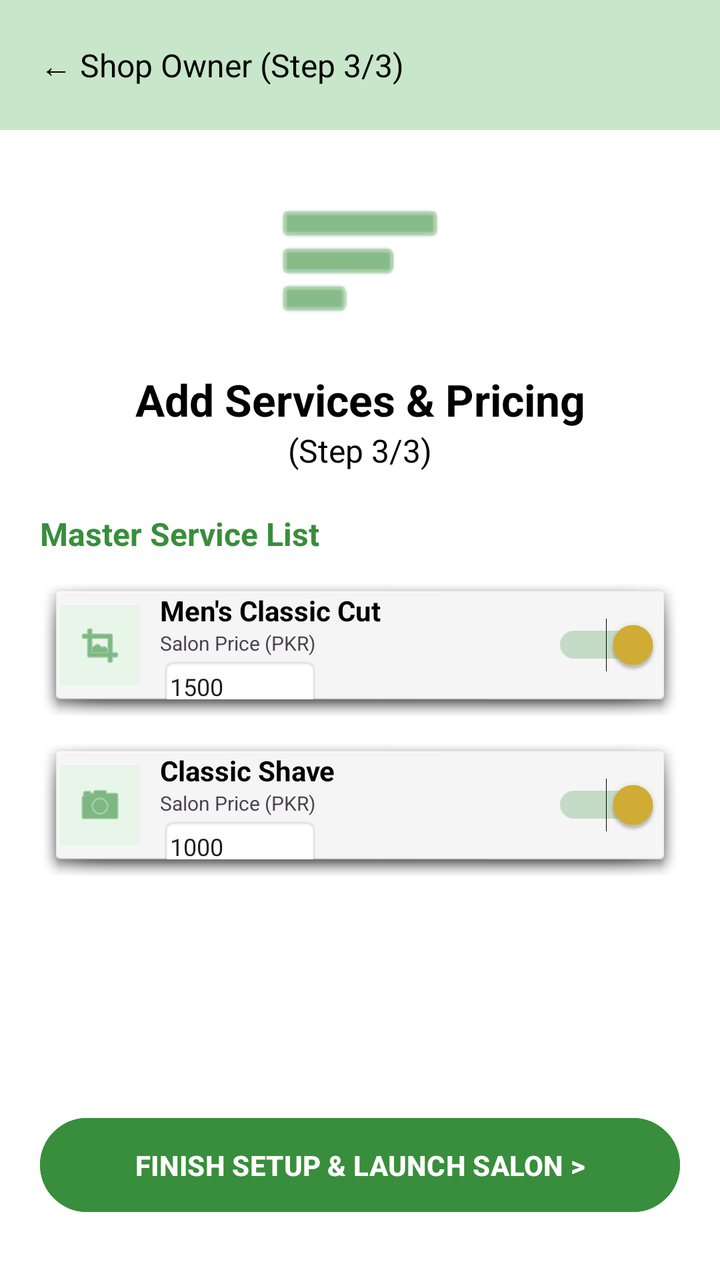
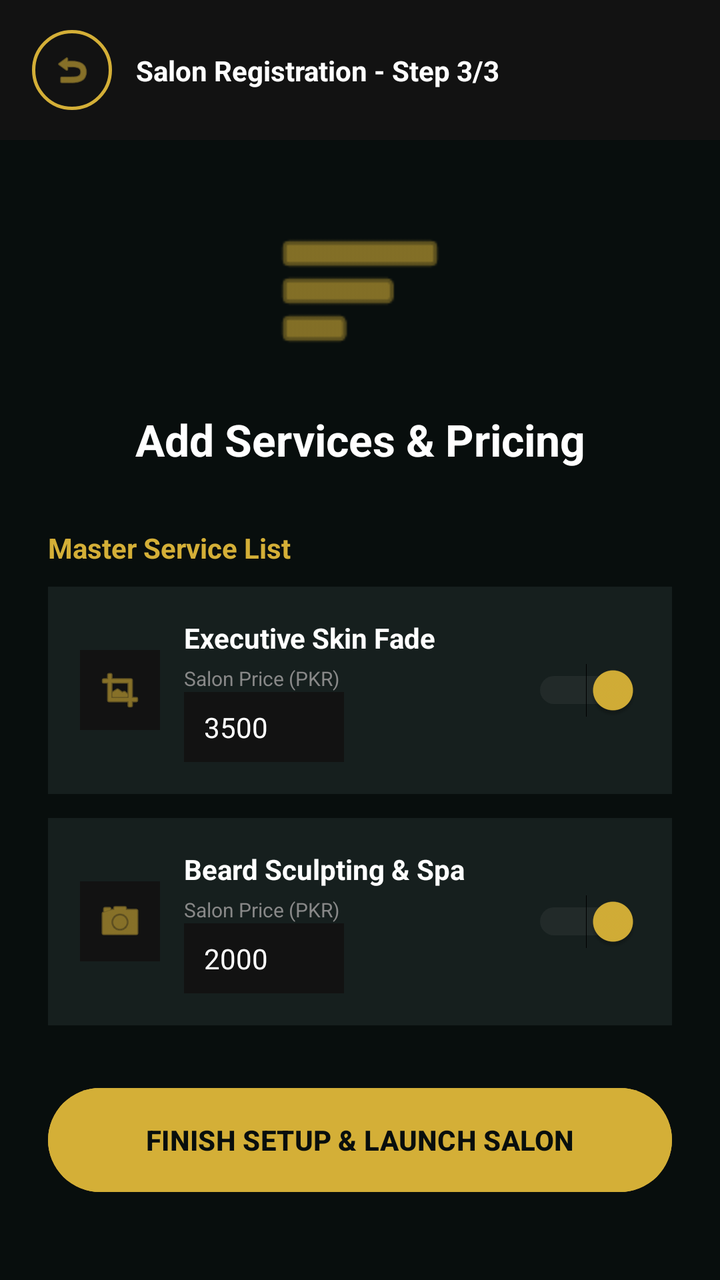

An Android layout rendered at two revisions. The XML below is the earlier revision; the diff shows what the commit changed to produce the second picture.
<!-- AndroidManifest.xml: application theme Theme.Trimly -->
<!-- res/layout/fragment_admin_services.xml -->
<androidx.constraintlayout.widget.ConstraintLayout
    xmlns:android="http://schemas.android.com/apk/res/android"
    xmlns:app="http://schemas.android.com/apk/res-auto"
    android:layout_width="match_parent"
    android:layout_height="match_parent"
    android:background="#ffffff">

    <View
        android:id="@+id/header_bg"
        android:layout_width="match_parent"
        android:layout_height="65dp"
        android:background="#c8e6c9"
        app:layout_constraintTop_toTopOf="parent"/>

    <TextView
        android:layout_width="wrap_content"
        android:layout_height="wrap_content"
        android:text="← Shop Owner (Step 3/3)"
        android:textSize="16sp"
        android:textColor="#000000"
        android:layout_marginStart="20dp"
        app:layout_constraintStart_toStartOf="parent"
        app:layout_constraintTop_toTopOf="@id/header_bg"
        app:layout_constraintBottom_toBottomOf="@id/header_bg"/>

    <ImageView
        android:id="@+id/img_service_icon"
        android:layout_width="90dp"
        android:layout_height="90dp"
        android:layout_marginTop="20dp"
        android:src="@android:drawable/ic_menu_sort_by_size"
        app:tint="#388e3c"
        app:layout_constraintTop_toBottomOf="@id/header_bg"
        app:layout_constraintStart_toStartOf="parent"
        app:layout_constraintEnd_toEndOf="parent"/>

    <TextView
        android:id="@+id/tv_title"
        android:layout_width="wrap_content"
        android:layout_height="wrap_content"
        android:text="Add Services &amp; Pricing"
        android:textSize="22sp"
        android:textStyle="bold"
        android:textColor="#000000"
        android:layout_marginTop="10dp"
        app:layout_constraintTop_toBottomOf="@id/img_service_icon"
        app:layout_constraintStart_toStartOf="parent"
        app:layout_constraintEnd_toEndOf="parent"/>

    <TextView
        android:id="@+id/tv_subtitle"
        android:layout_width="wrap_content"
        android:layout_height="wrap_content"
        android:text="(Step 3/3)"
        android:textSize="16sp"
        android:textColor="#000000"
        app:layout_constraintTop_toBottomOf="@id/tv_title"
        app:layout_constraintStart_toStartOf="parent"
        app:layout_constraintEnd_toEndOf="parent"/>

    <TextView
        android:id="@+id/tv_list_label"
        android:layout_width="wrap_content"
        android:layout_height="wrap_content"
        android:text="Master Service List"
        android:textSize="16sp"
        android:textStyle="bold"
        android:textColor="#388e3c"
        android:layout_marginStart="20dp"
        android:layout_marginTop="20dp"
        app:layout_constraintTop_toBottomOf="@id/tv_subtitle"
        app:layout_constraintStart_toStartOf="parent"/>

    <LinearLayout
        android:id="@+id/service_list_container"
        android:layout_width="match_parent"
        android:layout_height="wrap_content"
        android:orientation="vertical"
        android:layout_marginHorizontal="20dp"
        android:layout_marginTop="10dp"
        app:layout_constraintTop_toBottomOf="@id/tv_list_label">

        <LinearLayout android:layout_width="match_parent" android:layout_height="70dp" android:background="@android:drawable/dialog_holo_light_frame" android:gravity="center_vertical" android:paddingHorizontal="10dp" android:layout_marginBottom="10dp">
            <ImageView android:layout_width="40dp" android:layout_height="40dp" android:src="@android:drawable/ic_menu_crop" app:tint="#388e3c" android:background="#e8f5e9" android:padding="8dp"/>
            <LinearLayout android:layout_width="0dp" android:layout_height="wrap_content" android:layout_weight="1" android:orientation="vertical" android:layout_marginStart="10dp">
                <TextView android:layout_width="wrap_content" android:layout_height="wrap_content" android:text="Men's Classic Cut" android:textStyle="bold" android:textColor="#000"/>
                <TextView android:layout_width="wrap_content" android:layout_height="wrap_content" android:text="Salon Price (PKR)" android:textSize="10sp"/>
                <EditText android:layout_width="80dp" android:layout_height="30dp" android:background="@android:drawable/editbox_background_normal" android:text="1500" android:textSize="12sp" android:paddingStart="5dp" android:inputType="number"/>
            </LinearLayout>
            <Switch android:layout_width="wrap_content" android:layout_height="wrap_content" android:checked="true" android:thumbTint="#d4af37" android:trackTint="#388e3c"/>
        </LinearLayout>

        <LinearLayout android:layout_width="match_parent" android:layout_height="70dp" android:background="@android:drawable/dialog_holo_light_frame" android:gravity="center_vertical" android:paddingHorizontal="10dp" android:layout_marginBottom="10dp">
            <ImageView android:layout_width="40dp" android:layout_height="40dp" android:src="@android:drawable/ic_menu_camera" app:tint="#388e3c" android:background="#e8f5e9" android:padding="8dp"/>
            <LinearLayout android:layout_width="0dp" android:layout_height="wrap_content" android:layout_weight="1" android:orientation="vertical" android:layout_marginStart="10dp">
                <TextView android:layout_width="wrap_content" android:layout_height="wrap_content" android:text="Classic Shave" android:textStyle="bold" android:textColor="#000"/>
                <TextView android:layout_width="wrap_content" android:layout_height="wrap_content" android:text="Salon Price (PKR)" android:textSize="10sp"/>
                <EditText android:layout_width="80dp" android:layout_height="30dp" android:background="@android:drawable/editbox_background_normal" android:text="1000" android:textSize="12sp" android:paddingStart="5dp" android:inputType="number"/>
            </LinearLayout>
            <Switch android:layout_width="wrap_content" android:layout_height="wrap_content" android:checked="true" android:thumbTint="#d4af37" android:trackTint="#388e3c"/>
        </LinearLayout>

    </LinearLayout>

    <Button
        android:id="@+id/btn_finish_admin"
        android:layout_width="match_parent"
        android:layout_height="55dp"
        android:layout_marginHorizontal="20dp"
        android:layout_marginBottom="30dp"
        android:text="FINISH SETUP &amp; LAUNCH SALON >"
        android:backgroundTint="#388e3c"
        android:textColor="#ffffff"
        android:textStyle="bold"
        app:layout_constraintBottom_toBottomOf="parent"/>

</androidx.constraintlayout.widget.ConstraintLayout>
<!-- resources referenced by this layout -->
<resources>
  <style name="Theme.Trimly" parent="Base.Theme.Trimly" />
  <style name="Base.Theme.Trimly" parent="Theme.Material3.DayNight.NoActionBar">
          
          
      </style>
</resources>

<!-- the commit's change to res/layout/fragment_admin_services.xml (unified diff, before → after) -->
@@ -3,34 +3,48 @@
     xmlns:app="http://schemas.android.com/apk/res-auto"
     android:layout_width="match_parent"
     android:layout_height="match_parent"
-    android:background="#ffffff">
+    android:background="#080E0D">
 
     <View
-        android:id="@+id/header_bg"
+        android:id="@+id/top_bg"
         android:layout_width="match_parent"
-        android:layout_height="65dp"
-        android:background="#c8e6c9"
+        android:layout_height="70dp"
+        android:background="#121212"
         app:layout_constraintTop_toTopOf="parent"/>
+
+    <ImageView
+        android:id="@+id/back_btn"
+        android:layout_width="40dp"
+        android:layout_height="40dp"
+        android:layout_marginStart="16dp"
+        android:background="@drawable/ic_circle_gold_border"
+        android:padding="10dp"
+        android:src="@android:drawable/ic_menu_revert"
+        app:tint="#D4AF37"
+        app:layout_constraintStart_toStartOf="parent"
+        app:layout_constraintTop_toTopOf="@id/top_bg"
+        app:layout_constraintBottom_toBottomOf="@id/top_bg"/>
 
     <TextView
         android:layout_width="wrap_content"
         android:layout_height="wrap_content"
-        android:text="← Shop Owner (Step 3/3)"
-        android:textSize="16sp"
-        android:textColor="#000000"
-        android:layout_marginStart="20dp"
-        app:layout_constraintStart_toStartOf="parent"
-        app:layout_constraintTop_toTopOf="@id/header_bg"
-        app:layout_constraintBottom_toBottomOf="@id/header_bg"/>
+        android:text="Salon Registration - Step 3/3"
+        android:textSize="14sp"
+        android:textColor="#FFFFFF"
+        android:textStyle="bold"
+        android:layout_marginStart="12dp"
+        app:layout_constraintStart_toEndOf="@id/back_btn"
+        app:layout_constraintTop_toTopOf="@id/back_btn"
+        app:layout_constraintBottom_toBottomOf="@id/back_btn"/>
 
     <ImageView
         android:id="@+id/img_service_icon"
         android:layout_width="90dp"
         android:layout_height="90dp"
-        android:layout_marginTop="20dp"
+        android:layout_marginTop="30dp"
         android:src="@android:drawable/ic_menu_sort_by_size"
-        app:tint="#388e3c"
-        app:layout_constraintTop_toBottomOf="@id/header_bg"
+        app:tint="#D4AF37"
+        app:layout_constraintTop_toBottomOf="@id/top_bg"
         app:layout_constraintStart_toStartOf="parent"
         app:layout_constraintEnd_toEndOf="parent"/>
 
@@ -41,20 +55,9 @@
         android:text="Add Services &amp; Pricing"
         android:textSize="22sp"
         android:textStyle="bold"
-        android:textColor="#000000"
-        android:layout_marginTop="10dp"
+        android:textColor="#FFFFFF"
+        android:layout_marginTop="15dp"
         app:layout_constraintTop_toBottomOf="@id/img_service_icon"
-        app:layout_constraintStart_toStartOf="parent"
-        app:layout_constraintEnd_toEndOf="parent"/>
-
-    <TextView
-        android:id="@+id/tv_subtitle"
-        android:layout_width="wrap_content"
-        android:layout_height="wrap_content"
-        android:text="(Step 3/3)"
-        android:textSize="16sp"
-        android:textColor="#000000"
-        app:layout_constraintTop_toBottomOf="@id/tv_title"
         app:layout_constraintStart_toStartOf="parent"
         app:layout_constraintEnd_toEndOf="parent"/>
 
@@ -63,12 +66,12 @@
         android:layout_width="wrap_content"
         android:layout_height="wrap_content"
         android:text="Master Service List"
-        android:textSize="16sp"
+        android:textSize="14sp"
         android:textStyle="bold"
-        android:textColor="#388e3c"
-        android:layout_marginStart="20dp"
-        android:layout_marginTop="20dp"
-        app:layout_constraintTop_toBottomOf="@id/tv_subtitle"
+        android:textColor="#D4AF37"
+        android:layout_marginStart="24dp"
+        android:layout_marginTop="30dp"
+        app:layout_constraintTop_toBottomOf="@id/tv_title"
         app:layout_constraintStart_toStartOf="parent"/>
 
     <LinearLayout
@@ -76,28 +79,42 @@
         android:layout_width="match_parent"
         android:layout_height="wrap_content"
         android:orientation="vertical"
-        android:layout_marginHorizontal="20dp"
+        android:layout_marginHorizontal="24dp"
         android:layout_marginTop="10dp"
         app:layout_constraintTop_toBottomOf="@id/tv_list_label">
 
-        <LinearLayout android:layout_width="match_parent" android:layout_height="70dp" android:background="@android:drawable/dialog_holo_light_frame" android:gravity="center_vertical" android:paddingHorizontal="10dp" android:layout_marginBottom="10dp">
-            <ImageView android:layout_width="40dp" android:layout_height="40dp" android:src="@android:drawable/ic_menu_crop" app:tint="#388e3c" android:background="#e8f5e9" android:padding="8dp"/>
-            <LinearLayout android:layout_width="0dp" android:layout_height="wrap_content" android:layout_weight="1" android:orientation="vertical" android:layout_marginStart="10dp">
-                <TextView android:layout_width="wrap_content" android:layout_height="wrap_content" android:text="Men's Classic Cut" android:textStyle="bold" android:textColor="#000"/>
-                <TextView android:layout_width="wrap_content" android:layout_height="wrap_content" android:text="Salon Price (PKR)" android:textSize="10sp"/>
-                <EditText android:layout_width="80dp" android:layout_height="30dp" android:background="@android:drawable/editbox_background_normal" android:text="1500" android:textSize="12sp" android:paddingStart="5dp" android:inputType="number"/>
+        <LinearLayout
+            android:layout_width="match_parent"
+            android:layout_height="wrap_content"
+            android:background="#CC1A2422"
+            android:gravity="center_vertical"
+            android:padding="16dp"
+            android:layout_marginBottom="12dp">
+
+            <ImageView android:layout_width="40dp" android:layout_height="40dp" android:src="@android:drawable/ic_menu_crop" app:tint="#D4AF37" android:background="#121212" android:padding="8dp"/>
+            <LinearLayout android:layout_width="0dp" android:layout_height="wrap_content" android:layout_weight="1" android:orientation="vertical" android:layout_marginStart="12dp">
+                <TextView android:layout_width="wrap_content" android:layout_height="wrap_content" android:text="Executive Skin Fade" android:textStyle="bold" android:textColor="#FFFFFF"/>
+                <TextView android:layout_width="wrap_content" android:layout_height="wrap_content" android:text="Salon Price (PKR)" android:textColor="#888888" android:textSize="10sp" android:layout_marginTop="4dp"/>
+                <EditText android:id="@+id/et_price_1" android:layout_width="80dp" android:layout_height="35dp" android:background="#121212" android:text="3500" android:textColor="#FFFFFF" android:textSize="14sp" android:paddingStart="10dp" android:inputType="number"/>
             </LinearLayout>
-            <Switch android:layout_width="wrap_content" android:layout_height="wrap_content" android:checked="true" android:thumbTint="#d4af37" android:trackTint="#388e3c"/>
+            <Switch android:id="@+id/switch_service_1" android:layout_width="wrap_content" android:layout_height="wrap_content" android:checked="true" android:thumbTint="#D4AF37" android:trackTint="#33FFFFFF"/>
         </LinearLayout>
 
-        <LinearLayout android:layout_width="match_parent" android:layout_height="70dp" android:background="@android:drawable/dialog_holo_light_frame" android:gravity="center_vertical" android:paddingHorizontal="10dp" android:layout_marginBottom="10dp">
-            <ImageView android:layout_width="40dp" android:layout_height="40dp" android:src="@android:drawable/ic_menu_camera" app:tint="#388e3c" android:background="#e8f5e9" android:padding="8dp"/>
-            <LinearLayout android:layout_width="0dp" android:layout_height="wrap_content" android:layout_weight="1" android:orientation="vertical" android:layout_marginStart="10dp">
-                <TextView android:layout_width="wrap_content" android:layout_height="wrap_content" android:text="Classic Shave" android:textStyle="bold" android:textColor="#000"/>
-                <TextView android:layout_width="wrap_content" android:layout_height="wrap_content" android:text="Salon Price (PKR)" android:textSize="10sp"/>
-                <EditText android:layout_width="80dp" android:layout_height="30dp" android:background="@android:drawable/editbox_background_normal" android:text="1000" android:textSize="12sp" android:paddingStart="5dp" android:inputType="number"/>
+        <LinearLayout
+            android:layout_width="match_parent"
+            android:layout_height="wrap_content"
+            android:background="#CC1A2422"
+            android:gravity="center_vertical"
+            android:padding="16dp"
+            android:layout_marginBottom="12dp">
+
+            <ImageView android:layout_width="40dp" android:layout_height="40dp" android:src="@android:drawable/ic_menu_camera" app:tint="#D4AF37" android:background="#121212" android:padding="8dp"/>
+            <LinearLayout android:layout_width="0dp" android:layout_height="wrap_content" android:layout_weight="1" android:orientation="vertical" android:layout_marginStart="12dp">
+                <TextView android:layout_width="wrap_content" android:layout_height="wrap_content" android:text="Beard Sculpting &amp; Spa" android:textStyle="bold" android:textColor="#FFFFFF"/>
+                <TextView android:layout_width="wrap_content" android:layout_height="wrap_content" android:text="Salon Price (PKR)" android:textColor="#888888" android:textSize="10sp" android:layout_marginTop="4dp"/>
+                <EditText android:id="@+id/et_price_2" android:layout_width="80dp" android:layout_height="35dp" android:background="#121212" android:text="2000" android:textColor="#FFFFFF" android:textSize="14sp" android:paddingStart="10dp" android:inputType="number"/>
             </LinearLayout>
-            <Switch android:layout_width="wrap_content" android:layout_height="wrap_content" android:checked="true" android:thumbTint="#d4af37" android:trackTint="#388e3c"/>
+            <Switch android:id="@+id/switch_service_2" android:layout_width="wrap_content" android:layout_height="wrap_content" android:checked="true" android:thumbTint="#D4AF37" android:trackTint="#33FFFFFF"/>
         </LinearLayout>
 
     </LinearLayout>
@@ -105,12 +122,12 @@
     <Button
         android:id="@+id/btn_finish_admin"
         android:layout_width="match_parent"
-        android:layout_height="55dp"
-        android:layout_marginHorizontal="20dp"
-        android:layout_marginBottom="30dp"
-        android:text="FINISH SETUP &amp; LAUNCH SALON >"
-        android:backgroundTint="#388e3c"
-        android:textColor="#ffffff"
+        android:layout_height="60dp"
+        android:layout_marginHorizontal="24dp"
+        android:layout_marginBottom="40dp"
+        android:text="FINISH SETUP &amp; LAUNCH SALON"
+        android:backgroundTint="#D4AF37"
+        android:textColor="#080E0D"
         android:textStyle="bold"
         app:layout_constraintBottom_toBottomOf="parent"/>
 
<!-- resource entries referenced after the edit -->
@@ -1,5 +1,17 @@
 <!-- resources referenced by this layout -->
 <resources>
+  <!-- drawable ic_circle_gold_border (drawable) -->
+  <?xml version="1.0" encoding="utf-8"?>
+  <shape xmlns:android="http://schemas.android.com/apk/res/android"
+      android:shape="oval">
+      <solid android:color="@android:color/transparent" />
+      <stroke
+          android:width="1.5dp"
+          android:color="#D4AF37" />
+      <size
+          android:width="42dp"
+          android:height="42dp" />
+  </shape>
   <style name="Theme.Trimly" parent="Base.Theme.Trimly" />
   <style name="Base.Theme.Trimly" parent="Theme.Material3.DayNight.NoActionBar">
           
